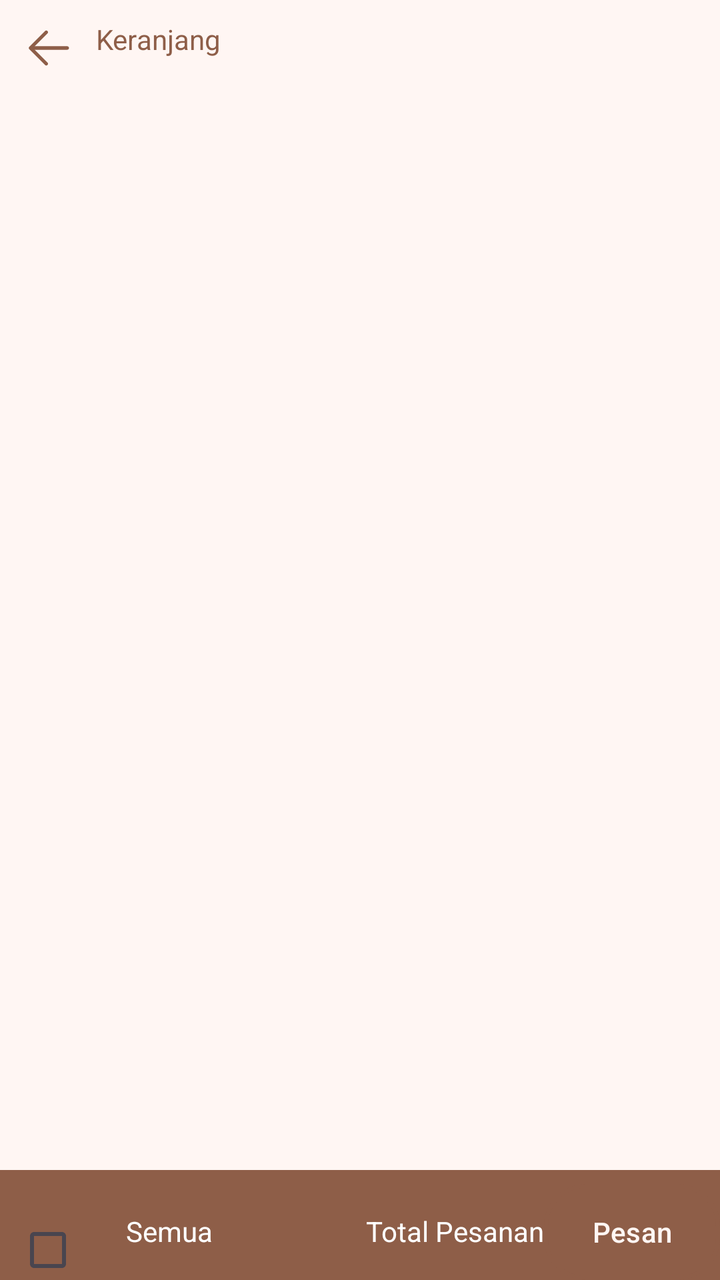
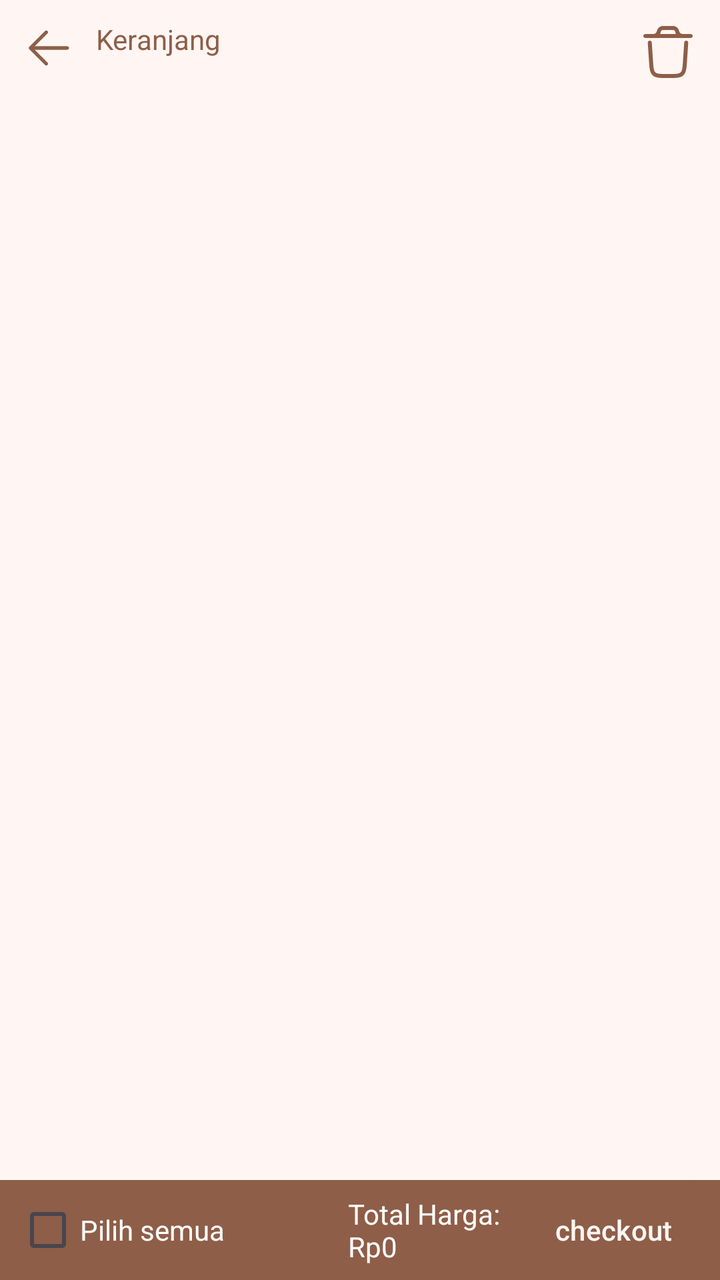

Before-and-after screenshots of an Android layout around one commit, followed by the original layout XML and the change that was made.
<!-- AndroidManifest.xml: application theme Theme.RahmatBakery -->
<!-- res/layout/activity_keranjang.xml -->
<?xml version="1.0" encoding="utf-8"?>
<RelativeLayout xmlns:android="http://schemas.android.com/apk/res/android"
    android:layout_width="match_parent"
    android:layout_height="match_parent"
    android:id="@+id/keranjang"
    android:background="@color/background"
    xmlns:app="http://schemas.android.com/apk/res-auto"
    android:orientation="vertical">



    <RelativeLayout
        android:layout_width="match_parent"
        android:layout_height="wrap_content"
        android:padding="10dp"
        android:id="@+id/header"
        >

        <ImageView
            android:id="@+id/back"
            android:layout_width="28dp"
            android:layout_height="28dp"
            android:background="@android:color/transparent"
            android:src="@drawable/back"
            />

        <TextView
            android:layout_marginStart="10dp"
            android:layout_width="wrap_content"
            android:layout_height="wrap_content"
            android:text="Keranjang"
            android:textColor="@color/primary"
            style="@style/TextAppearance.Material3.HeadlineSmall.Emphasized"
            android:layout_toEndOf="@id/back"
            />

    </RelativeLayout>


    <ScrollView
        android:layout_width="match_parent"
        android:layout_height="match_parent"
        android:layout_below="@id/header">

        <androidx.recyclerview.widget.RecyclerView
            android:id="@+id/rvKeranjang"
            android:layout_width="match_parent"
            android:layout_height="wrap_content"
            android:orientation="vertical"
            android:paddingStart="8dp"
            android:paddingEnd="8dp"
            />
    </ScrollView>

    <RelativeLayout
                android:id="@+id/bottom"
                android:layout_width="match_parent"
                android:layout_height="55dp"
                android:layout_gravity="bottom"
                android:layout_alignParentBottom="true"
                android:background="@color/primary" >

            <CheckBox
                android:id="@+id/checkboxTotal"
                android:layout_width="wrap_content"
                android:layout_height="wrap_content"
                android:layout_marginTop="25dp"
                android:layout_alignParentBottom="true"
                android:layout_alignParentLeft="true"
                android:textColorHint="@color/white"
                />
            <TextView
                android:layout_width="wrap_content"
                android:layout_height="wrap_content"
                android:text="Semua"
                android:layout_toRightOf="@id/checkboxTotal"
                android:layout_alignParentBottom="true"
                android:padding="15dp"
                android:textColor="@color/white"
                />
            <TextView
                android:layout_width="wrap_content"
                android:layout_height="wrap_content"
                android:layout_alignParentBottom="true"
                android:layout_toStartOf="@id/buttonpesan"
                android:layout_marginBottom="15dp"
                android:textColor="@color/white"
                android:text="Total Pesanan"/>
            <Button
                android:id="@+id/buttonpesan"
                android:layout_width="wrap_content"
                android:layout_height="wrap_content"
                android:background="@drawable/button2"
                android:text="Pesan"
                android:layout_alignParentBottom="true"
                android:layout_alignParentRight="true"/>

        </RelativeLayout>

</RelativeLayout>
<!-- resources referenced by this layout -->
<resources>
  <color name="background">#FFF6F3</color>
  <color name="primary">#8E5E48</color>
  <color name="white">#FFFFFFFF</color>
  <!-- drawable back (drawable) -->
  <vector xmlns:android="http://schemas.android.com/apk/res/android"
      android:width="47dp"
      android:height="47dp"
      android:viewportWidth="47"
      android:viewportHeight="47">
    <path
        android:pathData="M10.281,22.031H39.656C40.046,22.031 40.419,22.186 40.695,22.461C40.97,22.737 41.125,23.111 41.125,23.5C41.125,23.889 40.97,24.263 40.695,24.539C40.419,24.814 40.046,24.969 39.656,24.969H10.281C9.892,24.969 9.518,24.814 9.243,24.539C8.967,24.263 8.813,23.889 8.813,23.5C8.813,23.111 8.967,22.737 9.243,22.461C9.518,22.186 9.892,22.031 10.281,22.031Z"
        android:fillColor="@color/primary"/>
    <path
        android:pathData="M10.889,23.5L23.071,35.679C23.347,35.955 23.502,36.329 23.502,36.719C23.502,37.109 23.347,37.483 23.071,37.758C22.795,38.034 22.421,38.189 22.031,38.189C21.641,38.189 21.267,38.034 20.991,37.758L7.773,24.54C7.636,24.403 7.527,24.241 7.453,24.063C7.379,23.884 7.341,23.693 7.341,23.5C7.341,23.307 7.379,23.115 7.453,22.937C7.527,22.758 7.636,22.597 7.773,22.46L20.991,9.241C21.267,8.965 21.641,8.811 22.031,8.811C22.421,8.811 22.795,8.965 23.071,9.241C23.347,9.517 23.502,9.891 23.502,10.281C23.502,10.671 23.347,11.045 23.071,11.321L10.889,23.5Z"
        android:fillColor="@color/primary"/>
  </vector>
  <!-- drawable button2 (drawable) -->
  <?xml version="1.0" encoding="utf-8"?>
  <shape xmlns:android="http://schemas.android.com/apk/res/android">
      <solid android:color="@color/white"/>
      <corners android:radius= "20dp" />
      <padding android:left="20dp" android:top="7dp"
          android:right="20dp" android:bottom="10dp" />
      <stroke android:color="@color/white" android:width="2dp" />
  </shape>
  <style name="Theme.RahmatBakery" parent="Base.Theme.RahmatBakery" />
  <style name="Base.Theme.RahmatBakery" parent="Theme.Material3.DayNight.NoActionBar">
          
           <item name="colorPrimary">@color/primary</item>
          <item name="colorOnPrimary">@color/background</item>
          <item name="colorSecondary">@color/primary</item>
          <item name="colorOnSecondary">@color/background</item>
  
      </style>
</resources>

<!-- the commit's change to res/layout/activity_keranjang.xml (unified diff, before → after) -->
@@ -34,6 +34,14 @@
             android:layout_toEndOf="@id/back"
             />
 
+        <ImageView
+            android:layout_width="wrap_content"
+            android:layout_height="wrap_content"
+            android:text="tes"
+            android:id="@+id/btn_hapus"
+            android:src="@drawable/trashbin"
+            android:layout_alignParentEnd="true"/>
+
     </RelativeLayout>
 
 
@@ -47,16 +55,14 @@
             android:layout_width="match_parent"
             android:layout_height="wrap_content"
             android:orientation="vertical"
-            android:paddingStart="8dp"
-            android:paddingEnd="8dp"
+            android:paddingBottom="50dp"
             />
     </ScrollView>
 
     <RelativeLayout
                 android:id="@+id/bottom"
                 android:layout_width="match_parent"
-                android:layout_height="55dp"
-                android:layout_gravity="bottom"
+                android:layout_height="50dp"
                 android:layout_alignParentBottom="true"
                 android:background="@color/primary" >
 
@@ -64,36 +70,37 @@
                 android:id="@+id/checkboxTotal"
                 android:layout_width="wrap_content"
                 android:layout_height="wrap_content"
-                android:layout_marginTop="25dp"
-                android:layout_alignParentBottom="true"
-                android:layout_alignParentLeft="true"
+                android:layout_alignParentStart="true"
                 android:textColorHint="@color/white"
+                android:layout_centerVertical="true"
                 />
             <TextView
                 android:layout_width="wrap_content"
                 android:layout_height="wrap_content"
-                android:text="Semua"
-                android:layout_toRightOf="@id/checkboxTotal"
-                android:layout_alignParentBottom="true"
+                android:text="Pilih semua"
+                android:layout_alignStart="@+id/checkboxTotal"
+                android:layout_marginStart="25dp"
+                android:layout_centerVertical="true"
                 android:padding="15dp"
                 android:textColor="@color/white"
                 />
             <TextView
                 android:layout_width="wrap_content"
                 android:layout_height="wrap_content"
-                android:layout_alignParentBottom="true"
-                android:layout_toStartOf="@id/buttonpesan"
-                android:layout_marginBottom="15dp"
+                android:layout_toStartOf="@id/btn_checkout"
                 android:textColor="@color/white"
-                android:text="Total Pesanan"/>
+                android:text="Total Harga: \nRp0"
+                android:id="@+id/txt_total_harga_semua"
+                android:layout_centerVertical="true"/>
             <Button
-                android:id="@+id/buttonpesan"
+                android:id="@+id/btn_checkout"
                 android:layout_width="wrap_content"
                 android:layout_height="wrap_content"
-                android:background="@drawable/button2"
-                android:text="Pesan"
-                android:layout_alignParentBottom="true"
-                android:layout_alignParentRight="true"/>
+                android:background="@drawable/btn_full"
+                android:text="checkout"
+                android:layout_alignParentEnd="true"
+                android:layout_centerVertical="true"/>
+
 
         </RelativeLayout>
 
<!-- resource entries referenced after the edit -->
@@ -16,15 +16,16 @@
         android:pathData="M10.889,23.5L23.071,35.679C23.347,35.955 23.502,36.329 23.502,36.719C23.502,37.109 23.347,37.483 23.071,37.758C22.795,38.034 22.421,38.189 22.031,38.189C21.641,38.189 21.267,38.034 20.991,37.758L7.773,24.54C7.636,24.403 7.527,24.241 7.453,24.063C7.379,23.884 7.341,23.693 7.341,23.5C7.341,23.307 7.379,23.115 7.453,22.937C7.527,22.758 7.636,22.597 7.773,22.46L20.991,9.241C21.267,8.965 21.641,8.811 22.031,8.811C22.421,8.811 22.795,8.965 23.071,9.241C23.347,9.517 23.502,9.891 23.502,10.281C23.502,10.671 23.347,11.045 23.071,11.321L10.889,23.5Z"
         android:fillColor="@color/primary"/>
   </vector>
-  <!-- drawable button2 (drawable) -->
+  <!-- drawable btn_full (drawable) -->
   <?xml version="1.0" encoding="utf-8"?>
   <shape xmlns:android="http://schemas.android.com/apk/res/android">
-      <solid android:color="@color/white"/>
-      <corners android:radius= "20dp" />
-      <padding android:left="20dp" android:top="7dp"
+      <solid android:color="@color/primary"/>
+      <corners android:radius="20dp" />
+      <padding android:left="20dp" android:top="10dp"
           android:right="20dp" android:bottom="10dp" />
-      <stroke android:color="@color/white" android:width="2dp" />
+      <stroke android:color="@color/primary" android:width="1dp" />
   </shape>
+  <!-- drawable trashbin: vector/xml drawable (drawable, 2783 chars, omitted) -->
   <style name="Theme.RahmatBakery" parent="Base.Theme.RahmatBakery" />
   <style name="Base.Theme.RahmatBakery" parent="Theme.Material3.DayNight.NoActionBar">
           
